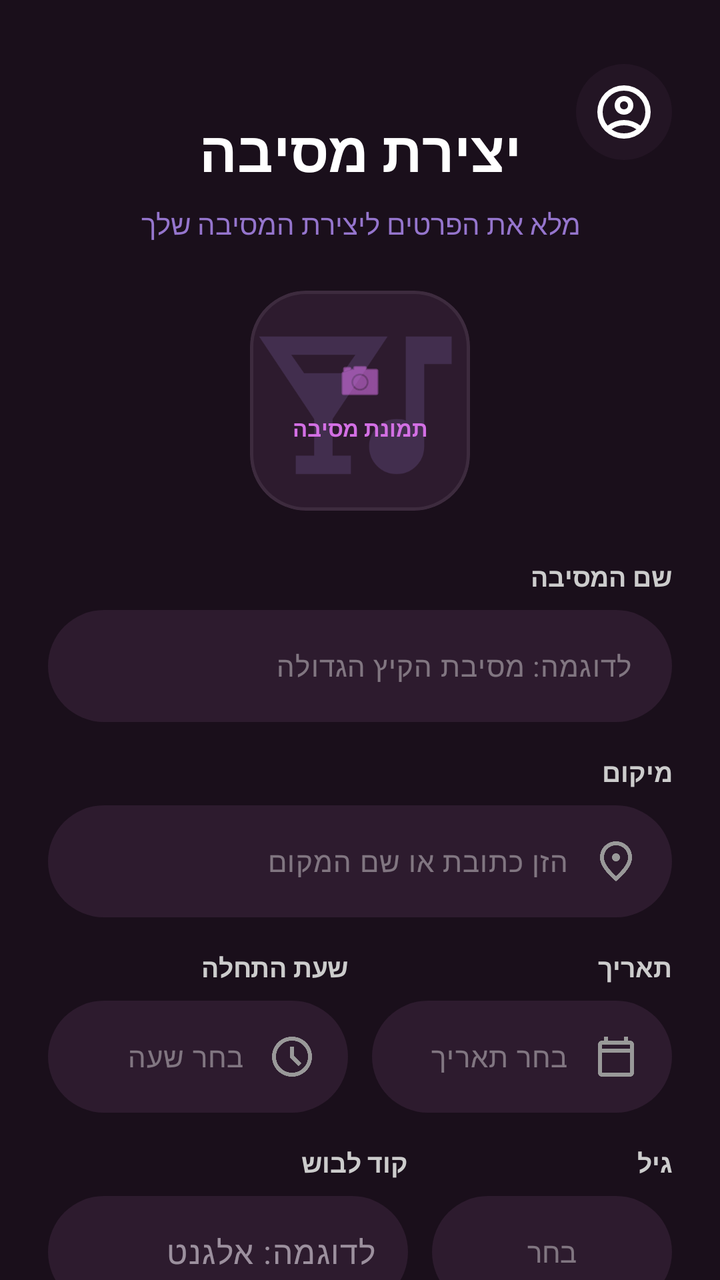
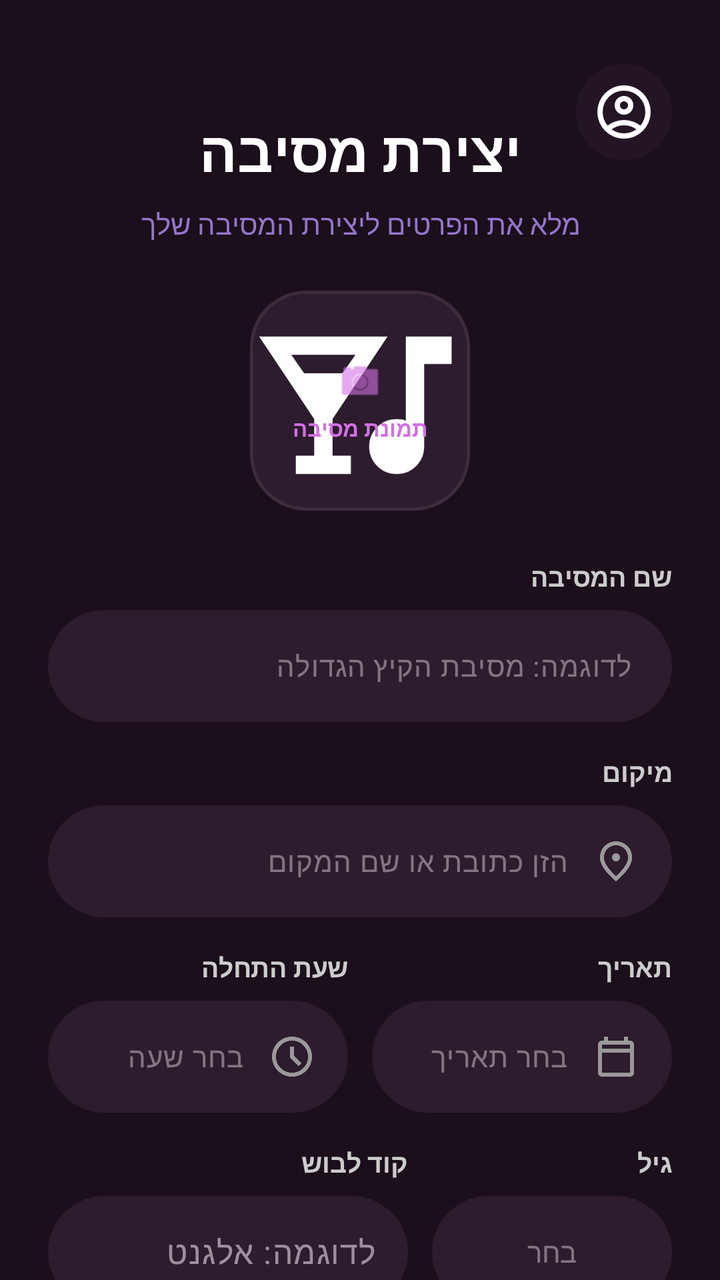

Screens rendered from an Android XML layout before and after an edit, with the pre-edit source and the edit as a unified diff.
<!-- AndroidManifest.xml: application theme Theme.PartyLife -->
<!-- res/layout/activity_party_creation_page.xml -->
<?xml version="1.0" encoding="utf-8"?>
<ScrollView xmlns:android="http://schemas.android.com/apk/res/android"
    xmlns:app="http://schemas.android.com/apk/res-auto"
    xmlns:tools="http://schemas.android.com/tools"
    android:layout_width="match_parent"
    android:layout_height="match_parent"
    android:background="#1A0F1B"
    android:fillViewport="true"
    android:id="@+id/partycreation"
    android:scrollbars="none">

    <androidx.constraintlayout.widget.ConstraintLayout
        android:id="@+id/main"
        android:layout_width="match_parent"
        android:layout_height="wrap_content"
        android:padding="24dp"
        android:layoutDirection="rtl">

        
        <View
            android:id="@+id/profileGlow"
            android:layout_width="48dp"
            android:layout_height="48dp"
            android:layout_marginTop="8dp"
            android:background="@drawable/circle"
            android:backgroundTint="#2D1B2E"
            android:alpha="0.5"
            app:layout_constraintStart_toStartOf="parent"
            app:layout_constraintTop_toTopOf="parent" />

        <ImageView
            android:id="@+id/ivProfile"
            android:layout_width="32dp"
            android:layout_height="32dp"
            android:src="@drawable/personimeg"
            app:tint="#FFFFFF"
            app:layout_constraintBottom_toBottomOf="@id/profileGlow"
            app:layout_constraintEnd_toEndOf="@id/profileGlow"
            app:layout_constraintStart_toStartOf="@id/profileGlow"
            app:layout_constraintTop_toTopOf="@id/profileGlow" />

        
        <TextView
            android:id="@+id/tvTitle"
            android:layout_width="wrap_content"
            android:layout_height="wrap_content"
            android:layout_marginTop="32dp"
            android:text="יצירת מסיבה"
            android:textColor="#FFFFFF"
            android:textSize="28sp"
            android:textStyle="bold"
            app:layout_constraintEnd_toEndOf="parent"
            app:layout_constraintStart_toStartOf="parent"
            app:layout_constraintTop_toTopOf="parent" />

        <TextView
            android:id="@+id/tvSubtitle"
            android:layout_width="wrap_content"
            android:layout_height="wrap_content"
            android:layout_marginTop="8dp"
            android:text="מלא את הפרטים ליצירת המסיבה שלך"
            android:textColor="#9575CD"
            android:textSize="14sp"
            app:layout_constraintEnd_toEndOf="parent"
            app:layout_constraintStart_toStartOf="parent"
            app:layout_constraintTop_toBottomOf="@id/tvTitle" />

        
        <com.google.android.material.card.MaterialCardView
            android:id="@+id/cvPartyImage"
            android:layout_width="110dp"
            android:layout_height="110dp"
            android:layout_marginTop="24dp"
            app:cardBackgroundColor="#2D1B2E"
            app:cardCornerRadius="28dp"
            app:strokeWidth="1.5dp"
            app:strokeColor="#3D2B3E"
            app:layout_constraintEnd_toEndOf="parent"
            app:layout_constraintStart_toStartOf="parent"
            app:layout_constraintTop_toBottomOf="@id/tvSubtitle">

            <RelativeLayout
                android:layout_width="match_parent"
                android:layout_height="match_parent">

                <ImageView
                    android:id="@+id/ivSelectedPartyImage"
                    android:layout_width="match_parent"
                    android:layout_height="match_parent"
                    android:scaleType="centerCrop"
                    android:src="@drawable/partyicon"
                    android:alpha="0.2"
                    app:tint="#9575CD" />

                <LinearLayout
                    android:layout_width="wrap_content"
                    android:layout_height="wrap_content"
                    android:layout_centerInParent="true"
                    android:gravity="center"
                    android:orientation="vertical">

                    <ImageView
                        android:layout_width="24dp"
                        android:layout_height="24dp"
                        android:src="@android:drawable/ic_menu_camera"
                        app:tint="#D36FE4" />

                    <TextView
                        android:layout_width="wrap_content"
                        android:layout_height="wrap_content"
                        android:layout_marginTop="4dp"
                        android:text="תמונת מסיבה"
                        android:textColor="#D36FE4"
                        android:textSize="11sp"
                        android:textStyle="bold" />
                </LinearLayout>
            </RelativeLayout>
        </com.google.android.material.card.MaterialCardView>

        
        <TextView
            android:id="@+id/tvNameLabel"
            android:layout_width="match_parent"
            android:layout_height="wrap_content"
            android:layout_marginTop="24dp"
            android:text="שם המסיבה"
            android:textColor="#CCCCCC"
            android:textSize="13sp"
            android:textStyle="bold"
            android:gravity="start"
            app:layout_constraintTop_toBottomOf="@id/cvPartyImage" />

        <com.google.android.material.textfield.TextInputLayout
            android:id="@+id/tilPartyName"
            android:layout_width="match_parent"
            android:layout_height="wrap_content"
            android:layout_marginTop="8dp"
            app:hintEnabled="false"
            app:boxBackgroundColor="#2D1B2E"
            app:boxBackgroundMode="filled"
            app:boxCornerRadiusBottomEnd="28dp"
            app:boxCornerRadiusBottomStart="28dp"
            app:boxCornerRadiusTopEnd="28dp"
            app:boxCornerRadiusTopStart="28dp"
            app:boxStrokeWidth="0dp"
            app:layout_constraintTop_toBottomOf="@id/tvNameLabel">

            <com.google.android.material.textfield.TextInputEditText
                android:id="@+id/etPartyName"
                android:layout_width="match_parent"
                android:layout_height="56dp"
                android:hint="לדוגמה: מסיבת הקיץ הגדולה"
                android:textColorHint="#66FFFFFF"
                android:textColor="#FFFFFF"
                android:textSize="14sp"
                android:gravity="center_vertical"
                android:paddingStart="20dp"
                android:paddingEnd="20dp"
                android:background="@null" />
        </com.google.android.material.textfield.TextInputLayout>

        
        <TextView
            android:id="@+id/tvLocationLabel"
            android:layout_width="match_parent"
            android:layout_height="wrap_content"
            android:layout_marginTop="16dp"
            android:text="מיקום"
            android:textColor="#CCCCCC"
            android:textSize="13sp"
            android:textStyle="bold"
            android:gravity="start"
            app:layout_constraintTop_toBottomOf="@id/tilPartyName" />

        <com.google.android.material.textfield.TextInputLayout
            android:id="@+id/tilLocation"
            android:layout_width="match_parent"
            android:layout_height="wrap_content"
            android:layout_marginTop="8dp"
            app:hintEnabled="false"
            app:boxBackgroundColor="#2D1B2E"
            app:boxBackgroundMode="filled"
            app:boxCornerRadiusBottomEnd="28dp"
            app:boxCornerRadiusBottomStart="28dp"
            app:boxCornerRadiusTopEnd="28dp"
            app:boxCornerRadiusTopStart="28dp"
            app:boxStrokeWidth="0dp"
            app:layout_constraintTop_toBottomOf="@id/tvLocationLabel">

            <com.google.android.material.textfield.TextInputEditText
                android:id="@+id/etLocation"
                android:layout_width="match_parent"
                android:layout_height="56dp"
                android:hint="הזן כתובת או שם המקום"
                android:textColorHint="#66FFFFFF"
                android:textColor="#FFFFFF"
                android:textSize="14sp"
                android:gravity="center_vertical"
                android:drawableStart="@drawable/locationicon"
                android:drawablePadding="12dp"
                android:drawableTint="#999999"
                android:paddingStart="16dp"
                android:paddingEnd="16dp"
                android:background="@null" />
        </com.google.android.material.textfield.TextInputLayout>

        
        <LinearLayout
            android:id="@+id/rowDateTime"
            android:layout_width="match_parent"
            android:layout_height="wrap_content"
            android:layout_marginTop="16dp"
            android:orientation="horizontal"
            app:layout_constraintTop_toBottomOf="@id/tilLocation">

            
            <LinearLayout
                android:layout_width="0dp"
                android:layout_height="wrap_content"
                android:layout_weight="1"
                android:layout_marginEnd="12dp"
                android:orientation="vertical">

                <TextView
                    android:layout_width="wrap_content"
                    android:layout_height="wrap_content"
                    android:text="תאריך"
                    android:textColor="#CCCCCC"
                    android:textSize="13sp"
                    android:textStyle="bold" />

                <com.google.android.material.textfield.TextInputLayout
                    android:id="@+id/tilDate"
                    android:layout_width="match_parent"
                    android:layout_height="wrap_content"
                    android:layout_marginTop="8dp"
                    app:hintEnabled="false"
                    app:boxBackgroundColor="#2D1B2E"
                    app:boxBackgroundMode="filled"
                    app:boxCornerRadiusBottomEnd="28dp"
                    app:boxCornerRadiusBottomStart="28dp"
                    app:boxCornerRadiusTopEnd="28dp"
                    app:boxCornerRadiusTopStart="28dp"
                    app:boxStrokeWidth="0dp">

                    <com.google.android.material.textfield.TextInputEditText
                        android:id="@+id/etDate"
                        android:layout_width="match_parent"
                        android:layout_height="56dp"
                        android:hint="בחר תאריך"
                        android:focusable="false"
                        android:textColorHint="#66FFFFFF"
                        android:textColor="#FFFFFF"
                        android:textSize="14sp"
                        android:gravity="center_vertical"
                        android:drawableStart="@drawable/date_icon"
                        android:drawablePadding="12dp"
                        android:drawableTint="#999999"
                        android:paddingStart="16dp"
                        android:paddingEnd="16dp"
                        android:background="@null" />
                </com.google.android.material.textfield.TextInputLayout>
            </LinearLayout>

            
            <LinearLayout
                android:layout_width="0dp"
                android:layout_height="wrap_content"
                android:layout_weight="1"
                android:orientation="vertical">

                <TextView
                    android:layout_width="wrap_content"
                    android:layout_height="wrap_content"
                    android:text="שעת התחלה"
                    android:textColor="#CCCCCC"
                    android:textSize="13sp"
                    android:textStyle="bold" />

                <com.google.android.material.textfield.TextInputLayout
                    android:id="@+id/tilTime"
                    android:layout_width="match_parent"
                    android:layout_height="wrap_content"
                    android:layout_marginTop="8dp"
                    app:hintEnabled="false"
                    app:boxBackgroundColor="#2D1B2E"
                    app:boxBackgroundMode="filled"
                    app:boxCornerRadiusBottomEnd="28dp"
                    app:boxCornerRadiusBottomStart="28dp"
                    app:boxCornerRadiusTopEnd="28dp"
                    app:boxCornerRadiusTopStart="28dp"
                    app:boxStrokeWidth="0dp">

                    <com.google.android.material.textfield.TextInputEditText
                        android:id="@+id/etTime"
                        android:layout_width="match_parent"
                        android:layout_height="56dp"
                        android:hint="בחר שעה"
                        android:focusable="false"
                        android:textColorHint="#66FFFFFF"
                        android:textColor="#FFFFFF"
                        android:textSize="14sp"
                        android:gravity="center_vertical"
                        android:drawableStart="@drawable/time_icon"
                        android:drawablePadding="12dp"
                        android:drawableTint="#999999"
                        android:paddingStart="16dp"
                        android:paddingEnd="16dp"
                        android:background="@null" />
                </com.google.android.material.textfield.TextInputLayout>
            </LinearLayout>
        </LinearLayout>

        
        <LinearLayout
            android:id="@+id/rowBottom"
            android:layout_width="match_parent"
            android:layout_height="wrap_content"
            android:layout_marginTop="16dp"
            android:orientation="horizontal"
            app:layout_constraintTop_toBottomOf="@id/rowDateTime">

            <LinearLayout
                android:layout_width="0dp"
                android:layout_height="wrap_content"
                android:layout_weight="1"
                android:layout_marginEnd="12dp"
                android:orientation="vertical">
                <TextView
                    android:layout_width="wrap_content"
                    android:layout_height="wrap_content"
                    android:text="גיל"
                    android:textColor="#CCCCCC"
                    android:textSize="13sp"
                    android:textStyle="bold" />
                <com.google.android.material.textfield.TextInputLayout
                    android:layout_width="match_parent"
                    android:layout_height="wrap_content"
                    android:layout_marginTop="8dp"
                    app:hintEnabled="false"
                    app:boxBackgroundColor="#2D1B2E"
                    app:boxBackgroundMode="filled"
                    app:boxCornerRadiusBottomEnd="28dp"
                    app:boxCornerRadiusBottomStart="28dp"
                    app:boxCornerRadiusTopEnd="28dp"
                    app:boxCornerRadiusTopStart="28dp"
                    app:boxStrokeWidth="0dp">

                    <AutoCompleteTextView
                        android:id="@+id/etAge"
                        android:layout_width="match_parent"
                        android:layout_height="56dp"
                        android:hint="בחר"
                        android:textColor="#FFFFFF"
                        android:textColorHint="#66FFFFFF"
                        android:textSize="14sp"
                        android:gravity="center"
                        android:padding="0dp"
                        android:inputType="none"
                        android:background="@null" />
                </com.google.android.material.textfield.TextInputLayout>
            </LinearLayout>

            <LinearLayout
                android:layout_width="0dp"
                android:layout_height="wrap_content"
                android:layout_weight="1.5"
                android:orientation="vertical">
                <TextView
                    android:layout_width="wrap_content"
                    android:layout_height="wrap_content"
                    android:text="קוד לבוש"
                    android:textColor="#CCCCCC"
                    android:textSize="13sp"
                    android:textStyle="bold" />
                <com.google.android.material.textfield.TextInputLayout
                    android:layout_width="match_parent"
                    android:layout_height="wrap_content"
                    android:layout_marginTop="8dp"
                    app:hintEnabled="false"
                    app:boxBackgroundColor="#2D1B2E"
                    app:boxBackgroundMode="filled"
                    app:boxCornerRadiusBottomEnd="28dp"
                    app:boxCornerRadiusBottomStart="28dp"
                    app:boxCornerRadiusTopEnd="28dp"
                    app:boxCornerRadiusTopStart="28dp"
                    app:boxStrokeWidth="0dp">
                    <com.google.android.material.textfield.TextInputEditText
                        android:id="@+id/etDressCode"
                        android:layout_width="match_parent"
                        android:layout_height="56dp"
                        android:hint="לדוגמה: אלגנט"
                        android:textColor="#FFFFFF"
                        android:paddingStart="20dp"
                        android:background="@null" />
                </com.google.android.material.textfield.TextInputLayout>
            </LinearLayout>
        </LinearLayout>

        
        <TextView
            android:id="@+id/tvParkingLabel"
            android:layout_width="match_parent"
            android:layout_height="wrap_content"
            android:layout_marginTop="16dp"
            android:text="מיקום חנייה קרובה"
            android:textColor="#CCCCCC"
            android:textSize="13sp"
            android:textStyle="bold"
            android:gravity="start"
            app:layout_constraintTop_toBottomOf="@id/rowBottom" />

        <com.google.android.material.textfield.TextInputLayout
            android:id="@+id/tilParking"
            android:layout_width="match_parent"
            android:layout_height="wrap_content"
            android:layout_marginTop="8dp"
            app:hintEnabled="false"
            app:boxBackgroundColor="#2D1B2E"
            app:boxBackgroundMode="filled"
            app:boxCornerRadiusBottomEnd="28dp"
            app:boxCornerRadiusBottomStart="28dp"
            app:boxCornerRadiusTopEnd="28dp"
            app:boxCornerRadiusTopStart="28dp"
            app:boxStrokeWidth="0dp"
            app:layout_constraintTop_toBottomOf="@id/tvParkingLabel">

            <com.google.android.material.textfield.TextInputEditText
                android:id="@+id/etParking"
                android:layout_width="match_parent"
                android:layout_height="56dp"
                android:hint="לדוגמה: חניון המרכז, רחוב הברזל 1"
                android:textColorHint="#66FFFFFF"
                android:textColor="#FFFFFF"
                android:textSize="14sp"
                android:gravity="center_vertical"
                android:paddingStart="20dp"
                android:paddingEnd="20dp"
                android:background="@null" />
        </com.google.android.material.textfield.TextInputLayout>

        
        <TextView
            android:id="@+id/tvPhoneLabel"
            android:layout_width="match_parent"
            android:layout_height="wrap_content"
            android:layout_marginTop="16dp"
            android:text="טלפון ליצירת קשר"
            android:textColor="#CCCCCC"
            android:textSize="13sp"
            android:textStyle="bold"
            android:gravity="start"
            app:layout_constraintTop_toBottomOf="@id/tilParking" />

        <com.google.android.material.textfield.TextInputLayout
            android:id="@+id/tilPhone"
            android:layout_width="match_parent"
            android:layout_height="wrap_content"
            android:layout_marginTop="8dp"
            app:hintEnabled="false"
            app:boxBackgroundColor="#2D1B2E"
            app:boxBackgroundMode="filled"
            app:boxCornerRadiusBottomEnd="28dp"
            app:boxCornerRadiusBottomStart="28dp"
            app:boxCornerRadiusTopEnd="28dp"
            app:boxCornerRadiusTopStart="28dp"
            app:boxStrokeWidth="0dp"
            app:layout_constraintTop_toBottomOf="@id/tvPhoneLabel">

            <com.google.android.material.textfield.TextInputEditText
                android:id="@+id/etPhone"
                android:layout_width="match_parent"
                android:layout_height="56dp"
                android:hint="הקלד מספר טלפון"
                android:inputType="phone"
                android:textColorHint="#66FFFFFF"
                android:textColor="#FFFFFF"
                android:textSize="14sp"
                android:gravity="start|center_vertical"
                android:textDirection="rtl"
                android:textAlignment="viewStart"
                android:drawableStart="@android:drawable/ic_menu_call"
                android:drawablePadding="12dp"
                android:drawableTint="#999999"
                android:paddingStart="16dp"
                android:paddingEnd="16dp"
                android:background="@null" />

        </com.google.android.material.textfield.TextInputLayout>

        
        <com.google.android.material.button.MaterialButton
            android:id="@+id/btnCreate"
            android:layout_width="match_parent"
            android:layout_height="56dp"
            android:layout_marginTop="40dp"
            android:layout_marginBottom="24dp"
            android:text="צור מסיבה"
            android:textColor="#FFFFFF"
            android:textSize="18sp"
            android:textStyle="bold"
            android:background="@drawable/button_gradient"
            app:backgroundTint="@null"
            app:cornerRadius="28dp"
            app:layout_constraintBottom_toBottomOf="parent"
            app:layout_constraintTop_toBottomOf="@id/tilPhone" />

    </androidx.constraintlayout.widget.ConstraintLayout>

</ScrollView>
<!-- resources referenced by this layout -->
<resources>
  <!-- drawable button_gradient (drawable) -->
  <?xml version="1.0" encoding="utf-8"?>
  <shape xmlns:android="http://schemas.android.com/apk/res/android">
      <gradient
          android:startColor="#CC56E2"
          android:endColor="#BA39D5"
          android:angle="0"/>
      <corners android:radius="25dp"/>
  </shape>
  <!-- drawable circle (drawable) -->
  <?xml version="1.0" encoding="utf-8"?>
  <shape xmlns:android="http://schemas.android.com/apk/res/android"
      android:shape="oval">
      <solid android:color="#4D2A4E" />
  </shape>
  <!-- drawable date_icon (drawable) -->
  <vector xmlns:android="http://schemas.android.com/apk/res/android"
      android:width="24dp"
      android:height="24dp"
      android:viewportWidth="960"
      android:viewportHeight="960">
    <path
        android:pathData="M200,880q-33,0 -56.5,-23.5T120,800v-560q0,-33 23.5,-56.5T200,160h40v-80h80v80h320v-80h80v80h40q33,0 56.5,23.5T840,240v560q0,33 -23.5,56.5T760,880L200,880ZM200,800h560v-400L200,400v400ZM200,320h560v-80L200,240v80ZM200,320v-80,80Z"
        android:fillColor="#FFFFFF"/>
  </vector>
  <!-- drawable locationicon (drawable) -->
  <vector xmlns:android="http://schemas.android.com/apk/res/android"
      android:width="24dp"
      android:height="24dp"
      android:viewportWidth="960"
      android:viewportHeight="960">
    <path
        android:pathData="M480,480q33,0 56.5,-23.5T560,400q0,-33 -23.5,-56.5T480,320q-33,0 -56.5,23.5T400,400q0,33 23.5,56.5T480,480ZM480,774q122,-112 181,-203.5T720,408q0,-109 -69.5,-178.5T480,160q-101,0 -170.5,69.5T240,408q0,71 59,162.5T480,774ZM480,880Q319,743 239.5,625.5T160,408q0,-150 96.5,-239T480,80q127,0 223.5,89T800,408q0,100 -79.5,217.5T480,880ZM480,400Z"
        android:fillColor="#FFFFFF"/>
  </vector>
  <!-- drawable partyicon (drawable) -->
  <vector xmlns:android="http://schemas.android.com/apk/res/android"
      android:width="24dp"
      android:height="24dp"
      android:viewportWidth="960"
      android:viewportHeight="960">
    <path
        android:pathData="M200,800v-80h80v-160L40,200h560L360,560v160h80v80L200,800ZM236,360h168l56,-80L180,280l56,80ZM640,800q-50,0 -85,-35t-35,-85q0,-50 35,-85t85,-35q11,0 21,1.5t19,6.5v-368h200v120L760,320v360q0,50 -35,85t-85,35Z"
        android:fillColor="#FFFFFF"/>
  </vector>
  <!-- drawable time_icon (drawable) -->
  <vector xmlns:android="http://schemas.android.com/apk/res/android"
      android:width="24dp"
      android:height="24dp"
      android:viewportWidth="960"
      android:viewportHeight="960">
    <path
        android:pathData="m612,668 l56,-56 -148,-148v-184h-80v216l172,172ZM480,880q-83,0 -156,-31.5T197,763q-54,-54 -85.5,-127T80,480q0,-83 31.5,-156T197,197q54,-54 127,-85.5T480,80q83,0 156,31.5T763,197q54,54 85.5,127T880,480q0,83 -31.5,156T763,763q-54,54 -127,85.5T480,880ZM480,480ZM480,800q133,0 226.5,-93.5T800,480q0,-133 -93.5,-226.5T480,160q-133,0 -226.5,93.5T160,480q0,133 93.5,226.5T480,800Z"
        android:fillColor="#FFFFFF"/>
  </vector>
  <style name="Theme.PartyLife" parent="Base.Theme.PartyLife" />
  <style name="Base.Theme.PartyLife" parent="Theme.Material3.Dark.NoActionBar">
        
  
      </style>
  <!-- unchanged entries left out for length: 1 -->
</resources>

<!-- the commit's change to res/layout/activity_party_creation_page.xml (unified diff, before → after) -->
@@ -89,8 +89,7 @@
                     android:layout_height="match_parent"
                     android:scaleType="centerCrop"
                     android:src="@drawable/partyicon"
-                    android:alpha="0.2"
-                    app:tint="#9575CD" />
+                    />
 
                 <LinearLayout
                     android:layout_width="wrap_content"
@@ -100,12 +99,15 @@
                     android:orientation="vertical">
 
                     <ImageView
+                        android:id="@+id/ivUploadImage"
                         android:layout_width="24dp"
                         android:layout_height="24dp"
                         android:src="@android:drawable/ic_menu_camera"
                         app:tint="#D36FE4" />
 
                     <TextView
+                        android:id="@+id/tvUploadImage"
+
                         android:layout_width="wrap_content"
                         android:layout_height="wrap_content"
                         android:layout_marginTop="4dp"
